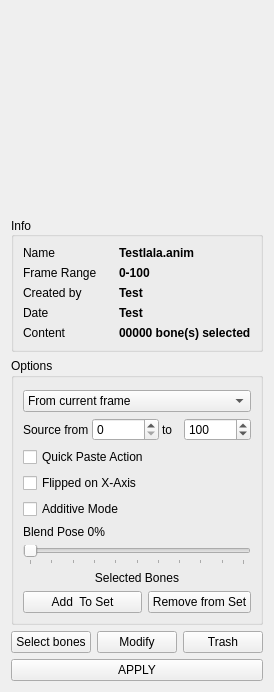
Old version of the form gaolib/ui/infowidget.ui in the repository GaoShanPictures/GAOLIB.
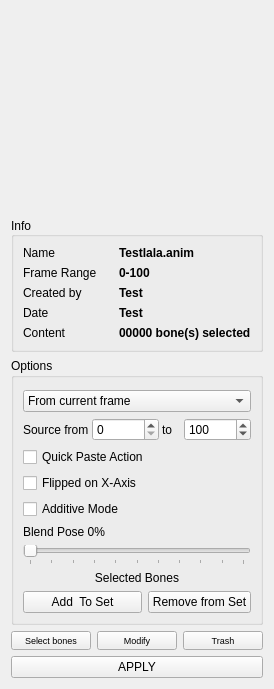
New version of the form. Icons and pictures are not drawn.

Patch:
```diff
--- a/gaolib/ui/infowidget.ui
+++ b/gaolib/ui/infowidget.ui
@@ -6,7 +6,7 @@
    <rect>
     <x>0</x>
     <y>0</y>
-    <width>245</width>
+    <width>246</width>
     <height>658</height>
    </rect>
   </property>
@@ -688,6 +688,11 @@
         <property name="enabled">
          <bool>true</bool>
         </property>
+        <property name="font">
+         <font>
+          <pointsize>7</pointsize>
+         </font>
+        </property>
         <property name="text">
          <string>Select bones</string>
         </property>
@@ -702,6 +707,11 @@
         <property name="enabled">
          <bool>true</bool>
         </property>
+        <property name="font">
+         <font>
+          <pointsize>7</pointsize>
+         </font>
+        </property>
         <property name="text">
          <string>Modify</string>
         </property>
@@ -713,6 +723,11 @@
       </item>
       <item>
        <widget class="QPushButton" name="trashPushButton">
+        <property name="font">
+         <font>
+          <pointsize>7</pointsize>
+         </font>
+        </property>
         <property name="text">
          <string>Trash</string>
         </property>
```
